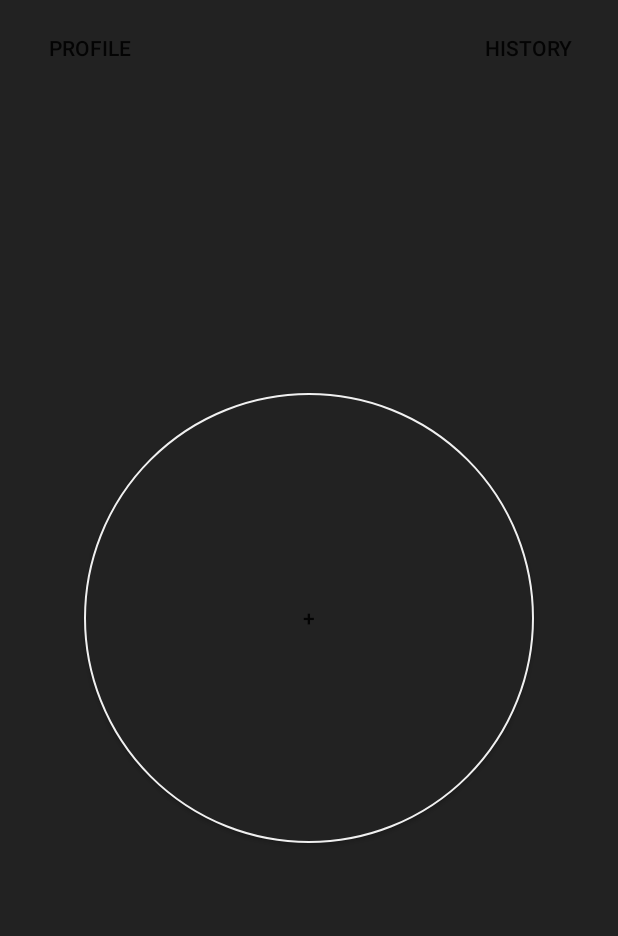
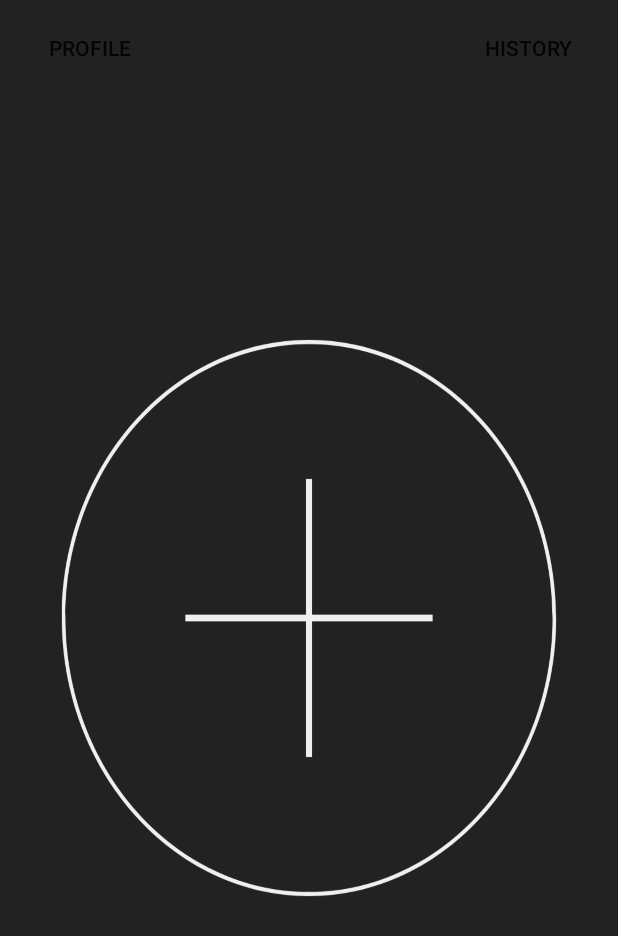
Before and after one commit to berkecankocyigit/CS394-Project, an Android app: the screen it shows after launch (MainActivity), on a phone screen of 412 x 824 dp. Shown: the top 936 px of the screen. Run offline under Robolectric (Android 15) with nearby library versions, the phone set to English and light mode, and no system bars; our stand-ins replace data binding, navigation-ui.

Commit message:
Button has changed

```diff
--- /dev/null
+++ b/app/src/main/res/drawable/button_background.xml
@@ -0,0 +1,4 @@
+<?xml version="1.0" encoding="utf-8"?>
+<selector xmlns:android="http://schemas.android.com/apk/res/android">
+    <item android:drawable="@drawable/arti" />
+</selector>
--- a/app/src/main/res/layout/fragment_main.xml
+++ b/app/src/main/res/layout/fragment_main.xml
@@ -15,13 +15,16 @@
             android:id="@+id/createNewDreamButton"
             android:layout_width="wrap_content"
             android:layout_height="wrap_content"
-            android:text="+"
-            android:background="@drawable/round_button"
+            android:text=""
+            android:textColor="@color/light_gray"
+            android:textSize="50sp"
+            android:background="@drawable/button_background"
             app:layout_constraintBottom_toBottomOf="parent"
             app:layout_constraintEnd_toEndOf="parent"
             app:layout_constraintStart_toStartOf="parent"
             app:layout_constraintTop_toTopOf="parent"
             app:layout_constraintVertical_bias="0.5" />
 
+
     </androidx.constraintlayout.widget.ConstraintLayout>
 </layout>
```
Also changed, not shown: app/src/main/res/drawable/arti.png (added).
